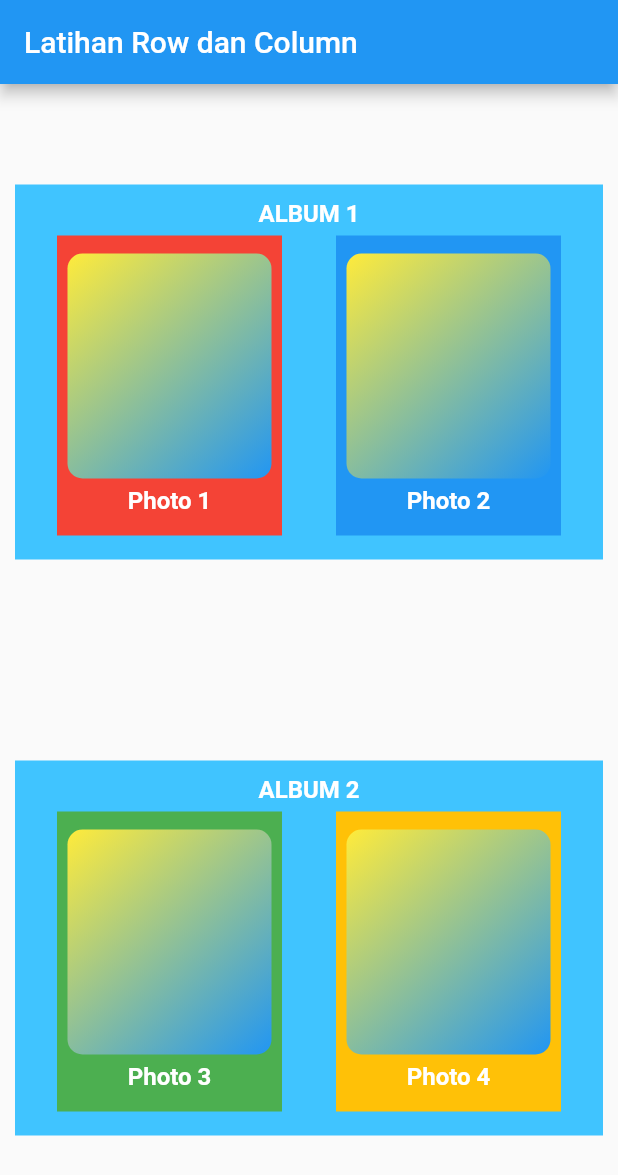
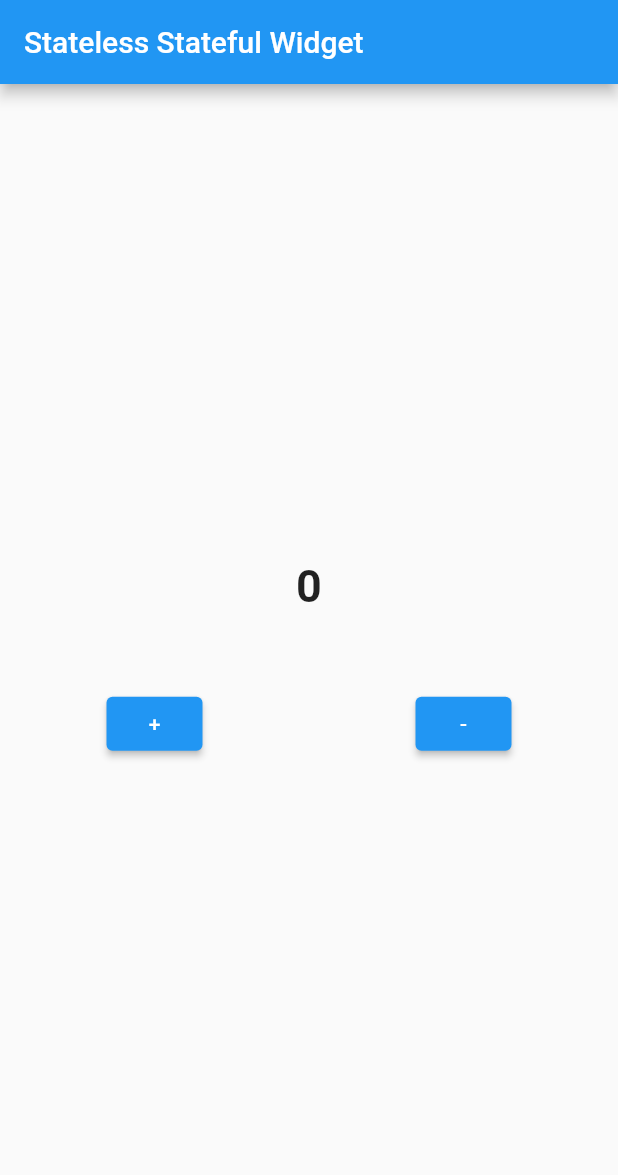
Before and after one commit to adityaramadhani050/belajar-flutter, a Flutter app: the screen it shows after launch, on a phone screen of 412 x 824 dp. Shown: the top 1175 px of the screen. Run offline on Flutter 3.47's test engine with Material 2 defaults, Android fonts, the phone set to English and light mode, and no system bars.

Commit message:
setState() Stateful Widget

```diff
--- a/my_tutorial_application/lib/main.dart
+++ b/my_tutorial_application/lib/main.dart
@@ -1,79 +1,62 @@
 import 'package:flutter/cupertino.dart';
 import 'package:flutter/material.dart';
-import 'package:my_tutorial_application/widgets/photo_card.dart';
 
 void main() {
   runApp(const MyApp());
 }
 
-class MyApp extends StatelessWidget {
+class MyApp extends StatefulWidget {
   const MyApp({Key? key}) : super(key: key);
+
+  @override
+  _MyAppState createState() => _MyAppState();
+}
+
+class _MyAppState extends State<MyApp> {
+  int counter = 0;
 
   @override
   Widget build(BuildContext context) {
     return MaterialApp(
       home: Scaffold(
-        appBar: AppBar(
-          title: const Text('Latihan Row dan Column'),
-        ),
-        body: Column(
-          mainAxisAlignment: MainAxisAlignment.spaceAround,
-          children: [
-            Container(
-              height: 250,
-              margin: const EdgeInsets.all(10),
-              padding: const EdgeInsets.all(10),
-              color: Colors.lightBlueAccent,
-              child: Column(
+        appBar: AppBar(title: const Text('Stateless Stateful Widget')),
+        body: Center(
+          child: Column(
+            mainAxisAlignment: MainAxisAlignment.center,
+            children: [
+              Text(
+                counter.toString(),
+                style: TextStyle(
+                  fontWeight: FontWeight.bold,
+                  fontSize: 30.0 + counter,
+                ),
+              ),
+              const SizedBox(
+                height: 50,
+              ),
+              Row(
+                mainAxisAlignment: MainAxisAlignment.spaceAround,
                 children: [
-                  const Padding(
-                    padding: EdgeInsets.only(bottom: 5),
-                    child: Text(
-                      'ALBUM 1',
-                      style: TextStyle(
-                          fontWeight: FontWeight.bold,
-                          fontSize: 16,
-                          color: Colors.white),
-                    ),
+                  ElevatedButton(
+                    onPressed: () {
+                      setState(() {
+                        counter++;
+                      });
+                    },
+                    child: const Text('+'),
                   ),
-                  Row(
-                    mainAxisAlignment: MainAxisAlignment.spaceAround,
-                    children: const [
-                      PhotoCard(text: 'Photo 1', backgroundColor: Colors.red),
-                      PhotoCard(text: 'Photo 2', backgroundColor: Colors.blue),
-                    ],
+                  ElevatedButton(
+                    onPressed: () {
+                      setState(() {
+                        counter--;
+                      });
+                    },
+                    child: const Text('-'),
                   ),
                 ],
-              ),
-            ),
-            Container(
-              height: 250,
-              margin: const EdgeInsets.all(10),
-              padding: const EdgeInsets.all(10),
-              color: Colors.lightBlueAccent,
-              child: Column(
-                children: [
-                  const Padding(
-                    padding: EdgeInsets.only(bottom: 5),
-                    child: Text(
-                      'ALBUM 2',
-                      style: TextStyle(
-                          fontWeight: FontWeight.bold,
-                          fontSize: 16,
-                          color: Colors.white),
-                    ),
-                  ),
-                  Row(
-                    mainAxisAlignment: MainAxisAlignment.spaceAround,
-                    children: const [
-                      PhotoCard(text: 'Photo 3', backgroundColor: Colors.green),
-                      PhotoCard(text: 'Photo 4', backgroundColor: Colors.amber),
-                    ],
-                  ),
-                ],
-              ),
-            ),
-          ],
+              )
+            ],
+          ),
         ),
       ),
     );
```
